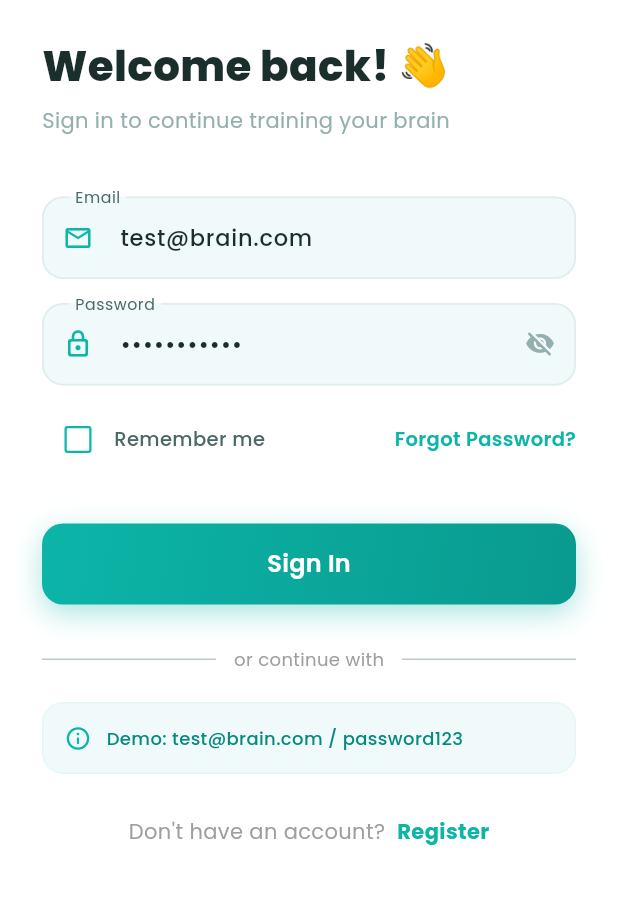
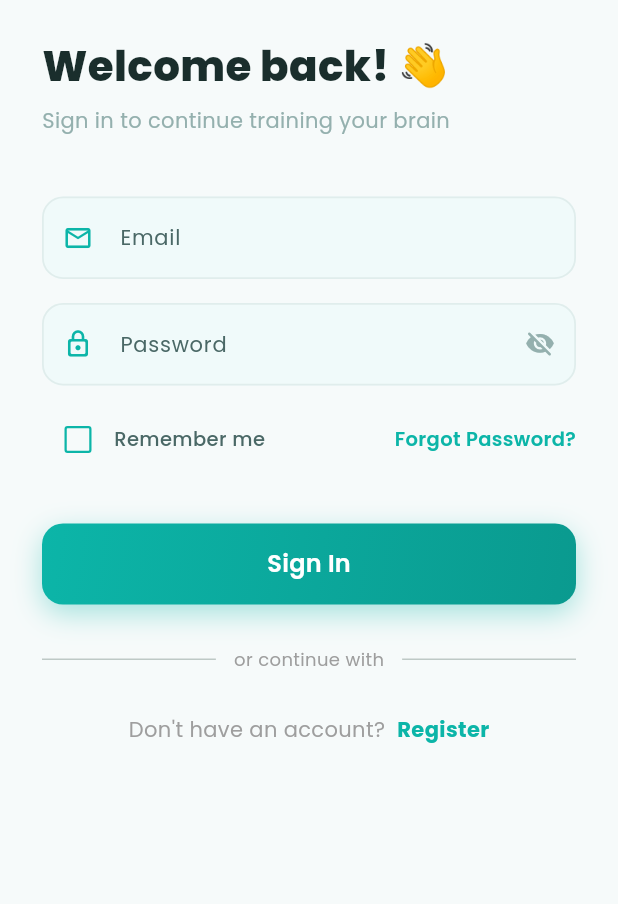
Before and after one commit to Tjayawickrama/brain-boost-game-, a Flutter app: the screen it shows after launch, on a phone screen of 412 x 824 dp, the part 162-1066 px from its top. Run offline on Flutter 3.47's test engine with Material 3 defaults, Android fonts, the phone set to English and light mode, and no system bars; our stand-ins replace confetti, firebase_auth, firebase_core, fl_chart, flutter_animate, google_fonts and 2 more; accounts and stored records are empty.

Commit message:
Update Brain Boost app

```diff
--- a/lib/main.dart
+++ b/lib/main.dart
@@ -56,17 +56,24 @@ void main() async {
   );
 }
 
-class BrainBoostApp extends StatelessWidget {
+class BrainBoostApp extends StatefulWidget {
   const BrainBoostApp({super.key});
 
   @override
+  State<BrainBoostApp> createState() => _BrainBoostAppState();
+}
+
+class _BrainBoostAppState extends State<BrainBoostApp> {
+  @override
   Widget build(BuildContext context) {
+    final profile = context.watch<ProfileProvider>();
+
     return MaterialApp(
       debugShowCheckedModeBanner: false,
       title: 'Brain Boost',
       theme: AppTheme.light,
       darkTheme: AppTheme.dark,
-      themeMode: ThemeMode.light,
+      themeMode: profile.isDarkMode ? ThemeMode.dark : ThemeMode.light,
       home: const _SplashGate(),
       routes: {
         '/home': (_) => const MainNavScreen(),
--- a/lib/providers/profile_provider.dart
+++ b/lib/providers/profile_provider.dart
@@ -99,8 +99,6 @@ class ProfileProvider extends ChangeNotifier {
     }
   }
 
-  bool get isDarkMode => _storage.isDarkMode;
-
   Future<void> toggleDarkMode() async {
     await _storage.setDarkMode(!isDarkMode);
     notifyListeners();
--- a/lib/screens/auth/forgot_password_screen.dart
+++ b/lib/screens/auth/forgot_password_screen.dart
@@ -37,9 +37,10 @@ class _ForgotPasswordScreenState extends State<ForgotPasswordScreen> {
   @override
   Widget build(BuildContext context) {
     return Scaffold(
-      backgroundColor: Colors.white,
+      backgroundColor: Theme.of(context).scaffoldBackgroundColor,
       appBar: AppBar(
         title: const Text('Forgot Password'),
+        backgroundColor: Theme.of(context).appBarTheme.backgroundColor,
         leading: IconButton(
           icon: const Icon(Icons.arrow_back_ios_new_rounded),
           onPressed: () => Navigator.pop(context),
--- a/lib/screens/auth/login_screen.dart
+++ b/lib/screens/auth/login_screen.dart
@@ -19,8 +19,8 @@ class LoginScreen extends StatefulWidget {
 class _LoginScreenState extends State<LoginScreen>
     with SingleTickerProviderStateMixin {
   final _formKey = GlobalKey<FormState>();
-  final _emailCtrl = TextEditingController(text: 'test@brain.com');
-  final _passCtrl = TextEditingController(text: 'password123');
+  final _emailCtrl = TextEditingController();
+  final _passCtrl = TextEditingController();
   late AnimationController _fadeCtrl;
   late Animation<double> _fadeAnim;
   late Animation<Offset> _slideAnim;
@@ -91,7 +91,7 @@ class _LoginScreenState extends State<LoginScreen>
   Widget build(BuildContext context) {
     final auth = context.watch<AuthProvider>();
     return Scaffold(
-      backgroundColor: Colors.white,
+      backgroundColor: Theme.of(context).scaffoldBackgroundColor,
       body: SafeArea(
         child: SingleChildScrollView(
           padding: const EdgeInsets.symmetric(horizontal: 28, vertical: 20),
@@ -216,9 +216,7 @@ class _LoginScreenState extends State<LoginScreen>
                     ]),
                     const SizedBox(height: 20),
 
-                    // ── Demo login hint ─────────────────────────────────
-                    _DemoHintCard(),
-                    const SizedBox(height: 28),
+                    const SizedBox(height: 8),
 
                     // ── Register link ──────────────────────────────────────
                     Row(mainAxisAlignment: MainAxisAlignment.center, children: [
@@ -273,33 +271,3 @@ class _LoginScreenState extends State<LoginScreen>
     ]);
   }
 }
-
-/// Hint card showing demo credentials.
-class _DemoHintCard extends StatelessWidget {
-  @override
-  Widget build(BuildContext context) {
-    return Container(
-      padding: const EdgeInsets.all(14),
-      decoration: BoxDecoration(
-        color: AppColors.primaryFaint,
-        borderRadius: BorderRadius.circular(14),
-        border: Border.all(color: AppColors.primaryLight),
-      ),
-      child: Row(children: [
-        const Icon(Icons.info_outline_rounded,
-            color: AppColors.primary, size: 18),
-        const SizedBox(width: 10),
-        const Expanded(
-          child: Text(
-            'Demo: test@brain.com / password123',
-            style: TextStyle(
-              fontSize: 12,
-              color: AppColors.primaryDark,
-              fontWeight: FontWeight.w500,
-            ),
-          ),
-        ),
-      ]),
-    );
-  }
-}
--- a/lib/screens/auth/register_screen.dart
+++ b/lib/screens/auth/register_screen.dart
@@ -78,9 +78,10 @@ class _RegisterScreenState extends State<RegisterScreen>
   Widget build(BuildContext context) {
     final auth = context.watch<AuthProvider>();
     return Scaffold(
-      backgroundColor: Colors.white,
+      backgroundColor: Theme.of(context).scaffoldBackgroundColor,
       appBar: AppBar(
         title: const Text('Create Account'),
+        backgroundColor: Theme.of(context).appBarTheme.backgroundColor,
         leading: IconButton(
           icon: const Icon(Icons.arrow_back_ios_new_rounded),
           onPressed: () => Navigator.pop(context),
--- a/lib/screens/daily_challenge_screen.dart
+++ b/lib/screens/daily_challenge_screen.dart
@@ -64,10 +64,10 @@ class _DailyChallengeScreenState extends State<DailyChallengeScreen> {
 
     final width = MediaQuery.of(context).size.width;
     return Scaffold(
-      backgroundColor: const Color(0xFFEFF7FB),
+      backgroundColor: Theme.of(context).scaffoldBackgroundColor,
       appBar: AppBar(
         title: const Text('Daily Challenge'),
-        backgroundColor: Colors.white,
+        backgroundColor: Theme.of(context).appBarTheme.backgroundColor,
         elevation: 0,
       ),
       body: profile.challengeLoading
--- a/lib/screens/games/memory_game_screen.dart
+++ b/lib/screens/games/memory_game_screen.dart
@@ -178,10 +178,10 @@ class _MemoryGameScreenState extends State<MemoryGameScreen>
     final timerColor = _timeLeft <= 10 ? Colors.red : AppColors.primary;
 
     return Scaffold(
-      backgroundColor: const Color(0xFFF6FAFA),
+      backgroundColor: Theme.of(context).scaffoldBackgroundColor,
       appBar: AppBar(
         title: const Text('Memory Match'),
-        backgroundColor: Colors.white,
+        backgroundColor: Theme.of(context).appBarTheme.backgroundColor,
         leading: IconButton(
           icon: const Icon(Icons.close_rounded),
           onPressed: () => Navigator.pop(context),
--- a/lib/screens/games/puzzle_game_screen.dart
+++ b/lib/screens/games/puzzle_game_screen.dart
@@ -231,10 +231,10 @@ class _PuzzleGameScreenState extends State<PuzzleGameScreen>
   @override
   Widget build(BuildContext context) {
     return Scaffold(
-      backgroundColor: const Color(0xFFF6FAFA),
+      backgroundColor: Theme.of(context).scaffoldBackgroundColor,
       appBar: AppBar(
         title: const Text('Sliding Puzzle'),
-        backgroundColor: Colors.white,
+        backgroundColor: Theme.of(context).appBarTheme.backgroundColor,
         leading: IconButton(
           icon: const Icon(Icons.close_rounded),
           onPressed: () => Navigator.pop(context),
--- a/lib/screens/home_screen.dart
+++ b/lib/screens/home_screen.dart
@@ -57,7 +57,7 @@ class _HomeScreenState extends State<HomeScreen> {
         ((total - levelMin) / (levelMax - levelMin)).clamp(0.0, 1.0);
 
     return Scaffold(
-      backgroundColor: const Color(0xFFF6FAFA),
+      backgroundColor: Theme.of(context).scaffoldBackgroundColor,
       body: CustomScrollView(
         slivers: [
           // ── App bar ──────────────────────────────────────────────────────
@@ -65,7 +65,7 @@ class _HomeScreenState extends State<HomeScreen> {
             expandedHeight: 0,
             floating: true,
             pinned: false,
-            backgroundColor: Colors.white,
+            backgroundColor: Theme.of(context).appBarTheme.backgroundColor,
             elevation: 0,
             automaticallyImplyLeading: false,
             flexibleSpace: Padding(
--- a/lib/screens/leaderboard_screen.dart
+++ b/lib/screens/leaderboard_screen.dart
@@ -26,8 +26,8 @@ class _LeaderboardScreenState extends State<LeaderboardScreen> {
     final board = profile.leaderboard;
 
     return Scaffold(
-      backgroundColor: const Color(0xFFF6FAFA),
-      appBar: AppBar(title: const Text('Leaderboard'), backgroundColor: Colors.white),
+      backgroundColor: Theme.of(context).scaffoldBackgroundColor,
+      appBar: AppBar(title: const Text('Leaderboard'), backgroundColor: Theme.of(context).appBarTheme.backgroundColor),
       body: profile.isLoading
           ? const Center(child: CircularProgressIndicator())
           : CustomScrollView(slivers: [
--- a/lib/screens/profile_screen.dart
+++ b/lib/screens/profile_screen.dart
@@ -45,7 +45,7 @@ class _ProfileScreenState extends State<ProfileScreen> {
             .clamp(0.0, 1.0);
 
     return Scaffold(
-      backgroundColor: const Color(0xFFF6FAFA),
+      backgroundColor: Theme.of(context).scaffoldBackgroundColor,
       body: CustomScrollView(
         slivers: [
           // ── Teal header with avatar ─────────────────────────────────────
--- a/lib/screens/results_screen.dart
+++ b/lib/screens/results_screen.dart
@@ -65,7 +65,7 @@ class _ResultsScreenState extends State<ResultsScreen>
   @override
   Widget build(BuildContext context) {
     return Scaffold(
-      backgroundColor: const Color(0xFFF6FAFA),
+      backgroundColor: Theme.of(context).scaffoldBackgroundColor,
       body: Stack(children: [
         SafeArea(
           child: Padding(
```
Also changed, not shown: 2 other files.
